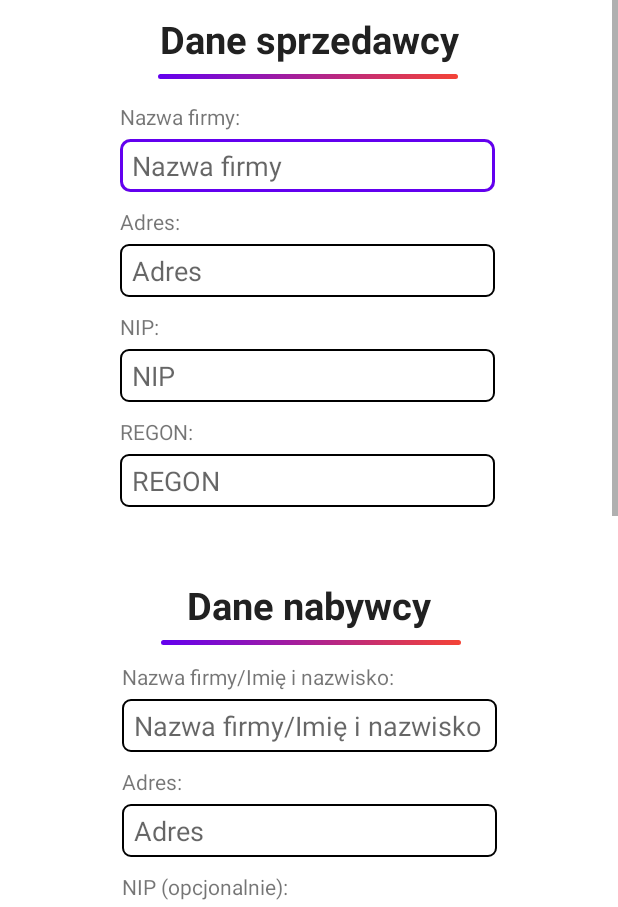
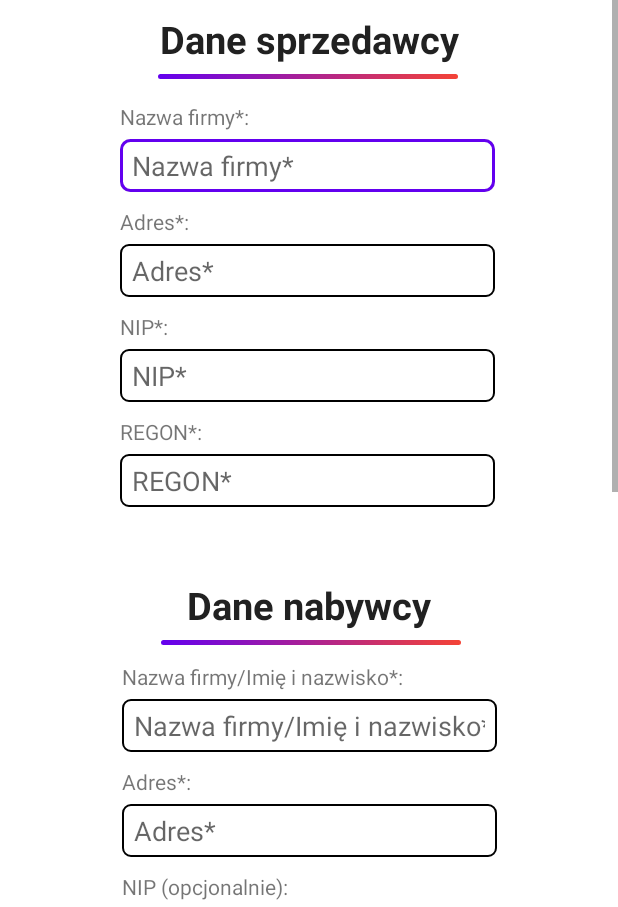
Before and after one commit to szymon-sowinski/InvoiceGenius, an Android app: the screen it shows after launch (MainActivity), in the side drawer, after a tap on "Wprowadź dane z formularza", on a phone screen of 412 x 824 dp. Shown: the part 146-1053 px from the top of the screen. Run offline under Robolectric (Android 15) with nearby library versions, the phone set to English and light mode, and no system bars; our stand-ins replace navigation-ui.

Commit message:
Added requirement symbol(*) to inputs

```diff
--- a/app/src/main/res/layout/fragment_gallery.xml
+++ b/app/src/main/res/layout/fragment_gallery.xml
@@ -57,7 +57,7 @@
                 android:layout_height="wrap_content"
                 android:layout_marginTop="15dp"
                 android:gravity="left"
-                android:text="Nazwa firmy: " />
+                android:text="Nazwa firmy*: " />
 
             <EditText
                 android:id="@+id/companyNameSeller"
@@ -66,7 +66,7 @@
                 android:layout_marginTop="5dp"
                 android:background="@drawable/edittext_selector"
                 android:ems="10"
-                android:hint="Nazwa firmy"
+                android:hint="Nazwa firmy*"
                 android:inputType="text"
                 android:paddingStart="8dp"
                 android:paddingEnd="8dp" />
@@ -77,7 +77,7 @@
                 android:layout_height="wrap_content"
                 android:layout_marginTop="10dp"
                 android:gravity="left"
-                android:text="Adres:" />
+                android:text="Adres*:" />
 
             <EditText
                 android:id="@+id/addressSeller"
@@ -86,7 +86,7 @@
                 android:layout_marginTop="5dp"
                 android:background="@drawable/edittext_selector"
                 android:ems="10"
-                android:hint="Adres"
+                android:hint="Adres*"
                 android:inputType="text"
                 android:paddingStart="8dp"
                 android:paddingEnd="8dp" />
@@ -97,7 +97,7 @@
                 android:layout_height="wrap_content"
                 android:layout_marginTop="10dp"
                 android:gravity="left"
-                android:text="NIP:" />
+                android:text="NIP*:" />
 
             <EditText
                 android:id="@+id/nipSeller"
@@ -106,7 +106,7 @@
                 android:layout_marginTop="5dp"
                 android:background="@drawable/edittext_selector"
                 android:ems="10"
-                android:hint="NIP"
+                android:hint="NIP*"
                 android:inputType="text"
                 android:paddingStart="8dp"
                 android:paddingEnd="8dp" />
@@ -116,7 +116,7 @@
                 android:layout_width="250dp"
                 android:layout_height="wrap_content"
                 android:layout_marginTop="10dp"
-                android:text="REGON:" />
+                android:text="REGON*:" />
 
             <EditText
                 android:id="@+id/regon"
@@ -125,7 +125,7 @@
                 android:layout_marginTop="5dp"
                 android:background="@drawable/edittext_selector"
                 android:ems="10"
-                android:hint="REGON"
+                android:hint="REGON*"
                 android:inputType="text"
                 android:paddingStart="8dp"
                 android:paddingEnd="8dp" />
@@ -181,7 +181,7 @@
                 android:layout_height="wrap_content"
                 android:layout_marginTop="15dp"
                 android:gravity="left"
-                android:text="Nazwa firmy/Imię i nazwisko: " />
+                android:text="Nazwa firmy/Imię i nazwisko*: " />
 
             <EditText
                 android:id="@+id/companyNameBuyer"
@@ -190,7 +190,7 @@
                 android:layout_marginTop="5dp"
                 android:background="@drawable/edittext_selector"
                 android:ems="10"
-                android:hint="Nazwa firmy/Imię i nazwisko"
+                android:hint="Nazwa firmy/Imię i nazwisko*"
                 android:inputType="text"
                 android:paddingStart="8dp"
                 android:paddingEnd="8dp" />
@@ -201,7 +201,7 @@
                 android:layout_height="wrap_content"
                 android:layout_marginTop="10dp"
                 android:gravity="left"
-                android:text="Adres: " />
+                android:text="Adres*: " />
 
             <EditText
                 android:id="@+id/addressBuyer"
@@ -210,7 +210,7 @@
                 android:layout_marginTop="5dp"
                 android:background="@drawable/edittext_selector"
                 android:ems="10"
-                android:hint="Adres"
+                android:hint="Adres*"
                 android:inputType="text"
                 android:paddingStart="8dp"
                 android:paddingEnd="8dp" />
@@ -286,7 +286,7 @@
                 android:layout_height="wrap_content"
                 android:layout_marginTop="15dp"
                 android:gravity="left"
-                android:text="Data sprzedaży: " />
+                android:text="Data sprzedaży*: " />
 
             <EditText
                 android:id="@+id/sellDate"
@@ -295,7 +295,7 @@
                 android:layout_marginTop="5dp"
                 android:background="@drawable/edittext_selector"
                 android:ems="10"
-                android:hint="Data sprzedaży"
+                android:hint="Data sprzedaży*"
                 android:inputType="text"
                 android:paddingStart="8dp"
                 android:paddingEnd="8dp" />
@@ -371,7 +371,7 @@
                 android:layout_height="wrap_content"
                 android:layout_marginTop="15dp"
                 android:gravity="left"
-                android:text="Cena jednostkowa: " />
+                android:text="Cena jednostkowa*: " />
 
             <EditText
                 android:id="@+id/price"
@@ -380,7 +380,7 @@
                 android:layout_marginTop="5dp"
                 android:background="@drawable/edittext_selector"
                 android:ems="10"
-                android:hint="Cena jednostkowa"
+                android:hint="Cena jednostkowa*"
                 android:inputType="text"
                 android:paddingStart="8dp"
                 android:paddingEnd="8dp" />
@@ -391,7 +391,7 @@
                 android:layout_height="wrap_content"
                 android:layout_marginTop="10dp"
                 android:gravity="left"
-                android:text="Stawka VAT: " />
+                android:text="Stawka VAT*: " />
 
             <EditText
                 android:id="@+id/vat"
@@ -400,7 +400,7 @@
                 android:layout_marginTop="5dp"
                 android:background="@drawable/edittext_selector"
                 android:ems="10"
-                android:hint="Stawka VAT"
+                android:hint="Stawka VAT*"
                 android:inputType="text"
                 android:paddingStart="8dp"
                 android:paddingEnd="8dp" />
@@ -411,7 +411,7 @@
                 android:layout_height="wrap_content"
                 android:layout_marginTop="10dp"
                 android:gravity="left"
-                android:text="Metoda płatności: " />
+                android:text="Metoda płatności*: " />
 
             <EditText
                 android:id="@+id/paymentMethod"
@@ -420,7 +420,7 @@
                 android:layout_marginTop="5dp"
                 android:background="@drawable/edittext_selector"
                 android:ems="10"
-                android:hint="Metoda płatności"
+                android:hint="Metoda płatności*"
                 android:inputType="text"
                 android:paddingStart="8dp"
                 android:paddingEnd="8dp" />
@@ -431,7 +431,7 @@
                 android:layout_height="wrap_content"
                 android:layout_marginTop="10dp"
                 android:gravity="left"
-                android:text="Data płatności: " />
+                android:text="Data płatności*: " />
 
             <EditText
                 android:id="@+id/paymentDate"
@@ -440,7 +440,7 @@
                 android:layout_marginTop="5dp"
                 android:background="@drawable/edittext_selector"
                 android:ems="10"
-                android:hint="Data płatności"
+                android:hint="Data płatności*"
                 android:inputType="text"
                 android:paddingStart="8dp"
                 android:paddingEnd="8dp" />
@@ -464,20 +464,53 @@
             app:layout_constraintTop_toBottomOf="@+id/payment" />
 
         <TextView
+            android:id="@+id/warnings"
+            android:layout_width="wrap_content"
+            android:layout_height="wrap_content"
+            android:layout_marginStart="126dp"
+            android:layout_marginTop="70dp"
+            android:layout_marginEnd="126dp"
+            android:text="Uwagi i informacje"
+            android:textColor="@color/app_name_color"
+            android:textSize="20dp"
+            android:textStyle="bold"
+            app:layout_constraintEnd_toEndOf="parent"
+            app:layout_constraintHorizontal_bias="0.538"
+            app:layout_constraintStart_toStartOf="parent"
+            app:layout_constraintTop_toBottomOf="@+id/generateButton" />
+
+        <TextView
             android:id="@+id/information"
             android:layout_width="291dp"
             android:layout_height="wrap_content"
             android:layout_marginStart="60dp"
-            android:layout_marginTop="51dp"
+            android:layout_marginTop="20dp"
             android:layout_marginEnd="60dp"
             android:layout_marginBottom="60dp"
             android:gravity="center"
-            android:text="*W przypadku braku podania daty wystawienia faktury, zostaje ustawiona dzisiejsza data. "
+            android:text="1. Pola oznaczone symbolem gwiazdki (*) muszą być obowiązkowo wypełnione."
             app:layout_constraintBottom_toBottomOf="parent"
             app:layout_constraintEnd_toEndOf="parent"
             app:layout_constraintStart_toStartOf="parent"
-            app:layout_constraintTop_toBottomOf="@+id/generateButton"
+            app:layout_constraintTop_toBottomOf="@+id/warnings"
             app:layout_constraintVertical_bias="1.0" />
+
+
+        <TextView
+            android:id="@+id/information1"
+            android:layout_width="291dp"
+            android:layout_height="wrap_content"
+            android:layout_marginStart="60dp"
+            android:layout_marginTop="15dp"
+            android:layout_marginEnd="60dp"
+            android:layout_marginBottom="60dp"
+            android:gravity="center"
+            android:text="2. XYZ"
+            app:layout_constraintEnd_toEndOf="parent"
+            app:layout_constraintHorizontal_bias="0.0"
+            app:layout_constraintStart_toStartOf="parent"
+            app:layout_constraintTop_toBottomOf="@+id/information"
+            app:layout_constraintVertical_bias="0.0" />
 
 
     </androidx.constraintlayout.widget.ConstraintLayout>
```
